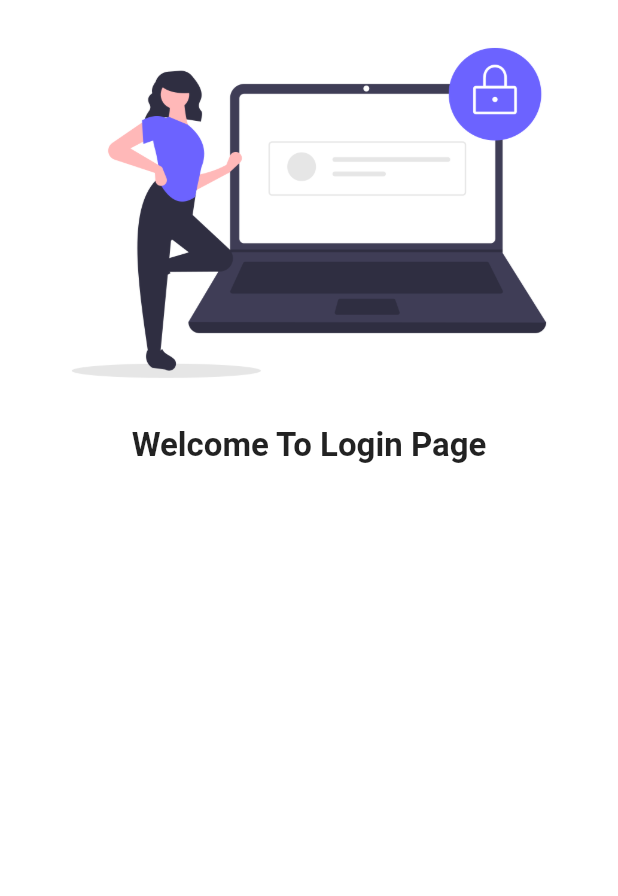
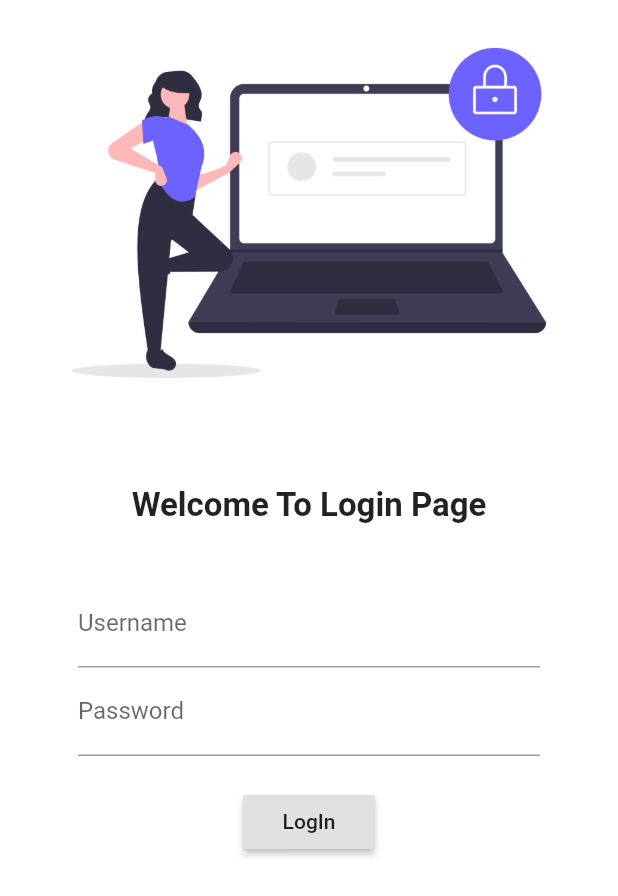
Before and after one commit to sailes123/shoppingApp, a Flutter app: the screen it shows after launch, on a phone screen of 412 x 824 dp. Shown: the top 896 px of the screen. Run offline on Flutter 3.47's test engine with Material 2 defaults, Android fonts, the phone set to English and light mode, and no system bars.

Commit message:
login Page

```diff
--- a/lib/pages/login.dart
+++ b/lib/pages/login.dart
@@ -11,11 +11,44 @@ class LogIn extends StatelessWidget {
             "assets/images/login.png",
             fit: BoxFit.scaleDown,
           ),
+          SizedBox(
+            height: 40,
+          ),
           Text("Welcome To Login Page",
               style: TextStyle(
                 fontSize: 22,
                 fontWeight: FontWeight.bold,
               )),
+          SizedBox(
+            height: 20,
+          ),
+          Padding(
+            padding: const EdgeInsets.symmetric(vertical: 16, horizontal: 52),
+            child: Column(
+              children: [
+                TextFormField(
+                    decoration: InputDecoration(
+                  hintText: "Enter username",
+                  labelText: "Username",
+                )),
+                TextFormField(
+                    obscureText: true,
+                    decoration: InputDecoration(
+                      hintText: "Enter password",
+                      labelText: "Password",
+                    )),
+                SizedBox(
+                  height: 20,
+                ),
+                RaisedButton(
+                  child: Text("LogIn"),
+                  onPressed: () {
+                    print("Hello my login bro");
+                  },
+                )
+              ],
+            ),
+          ),
         ],
       ),
     );
--- a/pubspec.yaml
+++ b/pubspec.yaml
@@ -29,7 +29,6 @@ dependencies:
   # The following adds the Cupertino Icons font to your application.
   # Use with the CupertinoIcons class for iOS style icons.
   cupertino_icons: ^0.1.3
-  google_fonts: ^2.1.0
 
 dev_dependencies:
   flutter_test:
```
